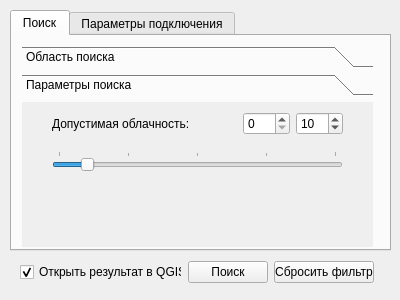
Above: geo_get_dialog_base.ui from bazzile/GeoGet before the change. Below: the same form after it.
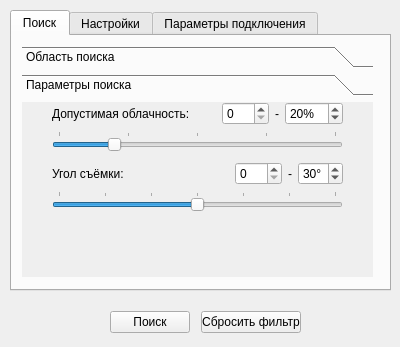
That is the form after the change. The open tabs and pages were chosen to show the change.

Commit message: контроль выбора off nadir

```diff
--- a/geo_get_dialog_base.ui
+++ b/geo_get_dialog_base.ui
@@ -7,7 +7,7 @@
     <x>0</x>
     <y>0</y>
     <width>400</width>
-    <height>300</height>
+    <height>347</height>
    </rect>
   </property>
   <property name="windowTitle">
@@ -19,7 +19,7 @@
      <x>10</x>
      <y>10</y>
      <width>381</width>
-     <height>241</height>
+     <height>281</height>
     </rect>
    </property>
    <property name="currentIndex">
@@ -38,7 +38,7 @@
        <x>10</x>
        <y>10</y>
        <width>351</width>
-       <height>201</height>
+       <height>231</height>
       </rect>
      </property>
      <property name="layoutDirection">
@@ -105,7 +105,7 @@
         <x>0</x>
         <y>0</y>
         <width>351</width>
-        <height>147</height>
+        <height>177</height>
        </rect>
       </property>
       <attribute name="label">
@@ -117,7 +117,7 @@
          <x>30</x>
          <y>0</y>
          <width>291</width>
-         <height>80</height>
+         <height>51</height>
         </rect>
        </property>
        <layout class="QVBoxLayout" name="verticalLayout">
@@ -150,13 +150,23 @@
             </property>
            </widget>
           </item>
+          <item>
+           <widget class="QLabel" name="label_3">
+            <property name="text">
+             <string>-</string>
+            </property>
+           </widget>
+          </item>
           <item>
            <widget class="QSpinBox" name="cloud_pct_mx">
+            <property name="suffix">
+             <string>%</string>
+            </property>
             <property name="maximum">
              <number>100</number>
             </property>
             <property name="value">
-             <number>10</number>
+             <number>20</number>
             </property>
            </widget>
           </item>
@@ -174,10 +184,10 @@
            <number>25</number>
           </property>
           <property name="value">
-           <number>10</number>
+           <number>20</number>
           </property>
           <property name="sliderPosition">
-           <number>10</number>
+           <number>20</number>
           </property>
           <property name="tracking">
            <bool>true</bool>
@@ -201,10 +211,140 @@
         </item>
        </layout>
       </widget>
+      <widget class="QWidget" name="verticalLayoutWidget_2">
+       <property name="geometry">
+        <rect>
+         <x>30</x>
+         <y>60</y>
+         <width>291</width>
+         <height>51</height>
+        </rect>
+       </property>
+       <layout class="QVBoxLayout" name="Angle_verticalLayout">
+        <item>
+         <layout class="QHBoxLayout" name="Angle_horizontalLayout">
+          <item>
+           <widget class="QLabel" name="angle_label">
+            <property name="text">
+             <string>Угол съёмки:</string>
+            </property>
+           </widget>
+          </item>
+          <item>
+           <spacer name="horizontalSpacer_6">
+            <property name="orientation">
+             <enum>Qt::Horizontal</enum>
+            </property>
+            <property name="sizeHint" stdset="0">
+             <size>
+              <width>40</width>
+              <height>20</height>
+             </size>
+            </property>
+           </spacer>
+          </item>
+          <item>
+           <widget class="QSpinBox" name="angle_mn">
+            <property name="maximum">
+             <number>100</number>
+            </property>
+           </widget>
+          </item>
+          <item>
+           <widget class="QLabel" name="label_11">
+            <property name="text">
+             <string>-</string>
+            </property>
+           </widget>
+          </item>
+          <item>
+           <widget class="QSpinBox" name="angle_mx">
+            <property name="suffix">
+             <string>°</string>
+            </property>
+            <property name="maximum">
+             <number>60</number>
+            </property>
+            <property name="singleStep">
+             <number>1</number>
+            </property>
+            <property name="value">
+             <number>30</number>
+            </property>
+           </widget>
+          </item>
+         </layout>
+        </item>
+        <item>
+         <widget class="QSlider" name="angle_slider">
+          <property name="mouseTracking">
+           <bool>false</bool>
+          </property>
+          <property name="acceptDrops">
+           <bool>false</bool>
+          </property>
+          <property name="maximum">
+           <number>60</number>
+          </property>
+          <property name="pageStep">
+           <number>10</number>
+          </property>
+          <property name="value">
+           <number>30</number>
+          </property>
+          <property name="sliderPosition">
+           <number>30</number>
+          </property>
+          <property name="tracking">
+           <bool>true</bool>
+          </property>
+          <property name="orientation">
+           <enum>Qt::Horizontal</enum>
+          </property>
+          <property name="invertedAppearance">
+           <bool>false</bool>
+          </property>
+          <property name="invertedControls">
+           <bool>false</bool>
+          </property>
+          <property name="tickPosition">
+           <enum>QSlider::TicksAbove</enum>
+          </property>
+          <property name="tickInterval">
+           <number>10</number>
+          </property>
+         </widget>
+        </item>
+       </layout>
+      </widget>
+      <zorder>verticalLayoutWidget</zorder>
+      <zorder>verticalLayoutWidget_2</zorder>
+      <zorder>verticalLayoutWidget_2</zorder>
      </widget>
     </widget>
     <zorder>ButtonReset</zorder>
-    <zorder>toolBox</zorder>
+    <zorder>parameters_toolBox</zorder>
+   </widget>
+   <widget class="QWidget" name="tab_3">
+    <attribute name="title">
+     <string>Настройки</string>
+    </attribute>
+    <widget class="QCheckBox" name="clear_results_chbx">
+     <property name="geometry">
+      <rect>
+       <x>60</x>
+       <y>180</y>
+       <width>251</width>
+       <height>21</height>
+      </rect>
+     </property>
+     <property name="text">
+      <string>Очищать результаты  предыдущего поиска</string>
+     </property>
+     <property name="checked">
+      <bool>true</bool>
+     </property>
+    </widget>
    </widget>
    <widget class="QWidget" name="tab_2">
     <attribute name="title">
@@ -231,23 +371,13 @@
   <widget class="QWidget" name="layoutWidget">
    <property name="geometry">
     <rect>
-     <x>20</x>
-     <y>260</y>
-     <width>354</width>
+     <x>110</x>
+     <y>310</y>
+     <width>191</width>
      <height>25</height>
     </rect>
    </property>
    <layout class="QHBoxLayout" name="horizontalLayout_10">
-    <item>
-     <widget class="QCheckBox" name="AddToMap_2">
-      <property name="text">
-       <string>Открыть результат в QGIS</string>
-      </property>
-      <property name="checked">
-       <bool>true</bool>
-      </property>
-     </widget>
-    </item>
     <item>
      <widget class="QPushButton" name="search_btn">
       <property name="maximumSize">
```
Left out of the diff: 15 changed lines with no effect on the pictures.
